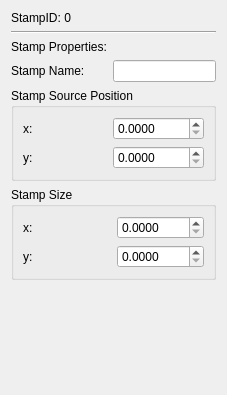
Old version of the form RetroEDv2/tools/sceneproperties/scenestamppropertiesv5.ui in the repository RSDKModding/RetroED.
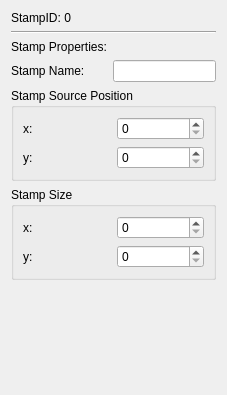
New version of the form.

What changed in the file:
```diff
--- a/RetroEDv2/tools/sceneproperties/scenestamppropertiesv5.ui
+++ b/RetroEDv2/tools/sceneproperties/scenestamppropertiesv5.ui
@@ -44,7 +44,7 @@
       <item row="0" column="1">
        <widget class="QDoubleSpinBox" name="stampX">
         <property name="decimals">
-         <number>4</number>
+         <number>0</number>
         </property>
         <property name="maximum">
          <double>32767.000000000000000</double>
@@ -57,7 +57,7 @@
       <item row="1" column="1">
        <widget class="QDoubleSpinBox" name="stampY">
         <property name="decimals">
-         <number>4</number>
+         <number>0</number>
         </property>
         <property name="minimum">
          <double>0.000000000000000</double>
@@ -109,7 +109,7 @@
       <item row="0" column="1">
        <widget class="QDoubleSpinBox" name="stampSizeX">
         <property name="decimals">
-         <number>4</number>
+         <number>0</number>
         </property>
         <property name="maximum">
          <double>1024.000000000000000</double>
@@ -122,7 +122,7 @@
       <item row="1" column="1">
        <widget class="QDoubleSpinBox" name="stampSizeY">
         <property name="decimals">
-         <number>4</number>
+         <number>0</number>
         </property>
         <property name="maximum">
          <double>1024.000000000000000</double>
```
